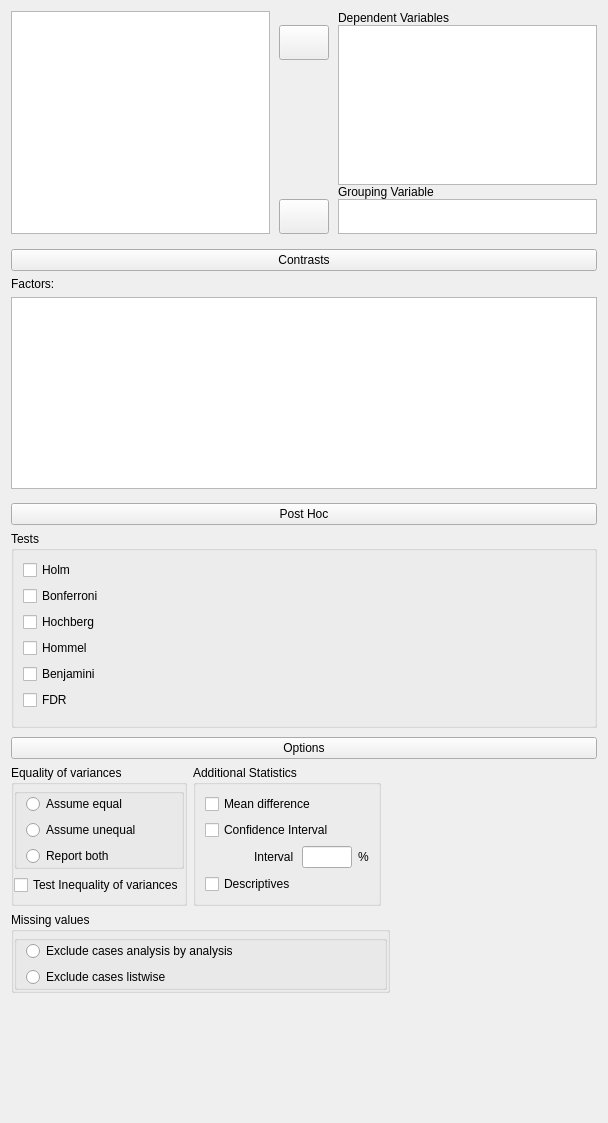
Qt form JASP-Desktop/analysisforms/anovaonewayform.ui (jasp-stats/jasp-desktop) before a commit.
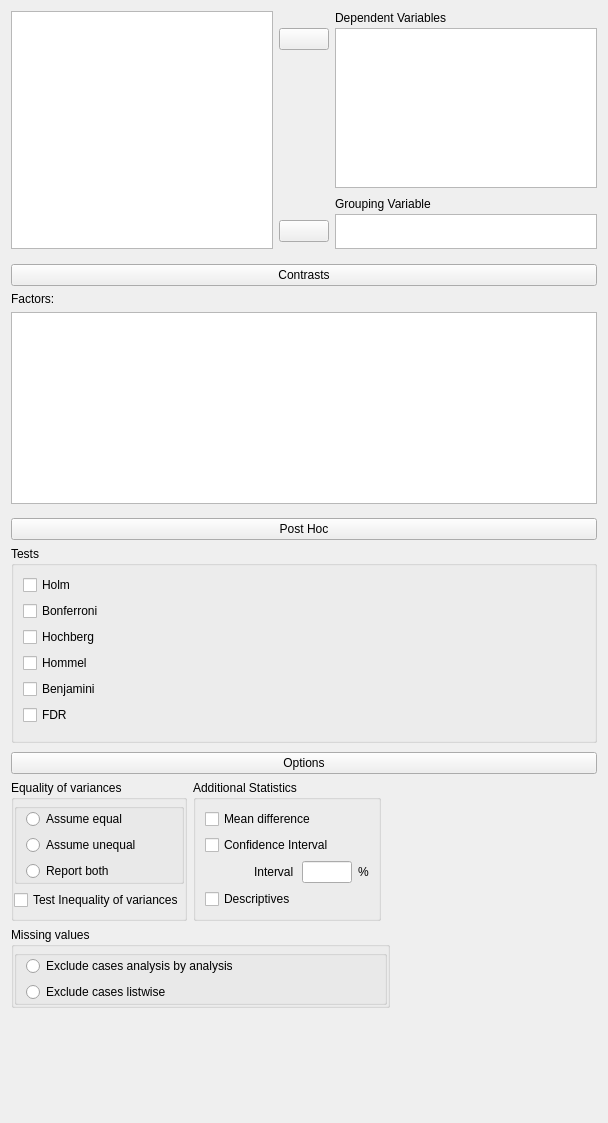
The same form after that commit. Custom widgets are drawn as their Qt base class.

Patch:
```diff
--- a/JASP-Desktop/analysisforms/anovaonewayform.ui
+++ b/JASP-Desktop/analysisforms/anovaonewayform.ui
@@ -41,11 +41,8 @@
       <property name="bottomMargin">
        <number>0</number>
       </property>
-      <property name="horizontalSpacing">
-       <number>9</number>
-      </property>
       <property name="verticalSpacing">
-       <number>0</number>
+       <number>3</number>
       </property>
       <item row="6" column="2">
        <widget class="BoundListView" name="groupingVariable">
@@ -88,13 +85,13 @@
         <property name="minimumSize">
          <size>
           <width>50</width>
-          <height>35</height>
+          <height>0</height>
          </size>
         </property>
         <property name="maximumSize">
          <size>
           <width>50</width>
-          <height>35</height>
+          <height>16777215</height>
          </size>
         </property>
         <property name="text">
@@ -107,13 +104,13 @@
         <property name="minimumSize">
          <size>
           <width>50</width>
-          <height>35</height>
+          <height>0</height>
          </size>
         </property>
         <property name="maximumSize">
          <size>
           <width>50</width>
-          <height>35</height>
+          <height>16777215</height>
          </size>
         </property>
         <property name="text">
```
